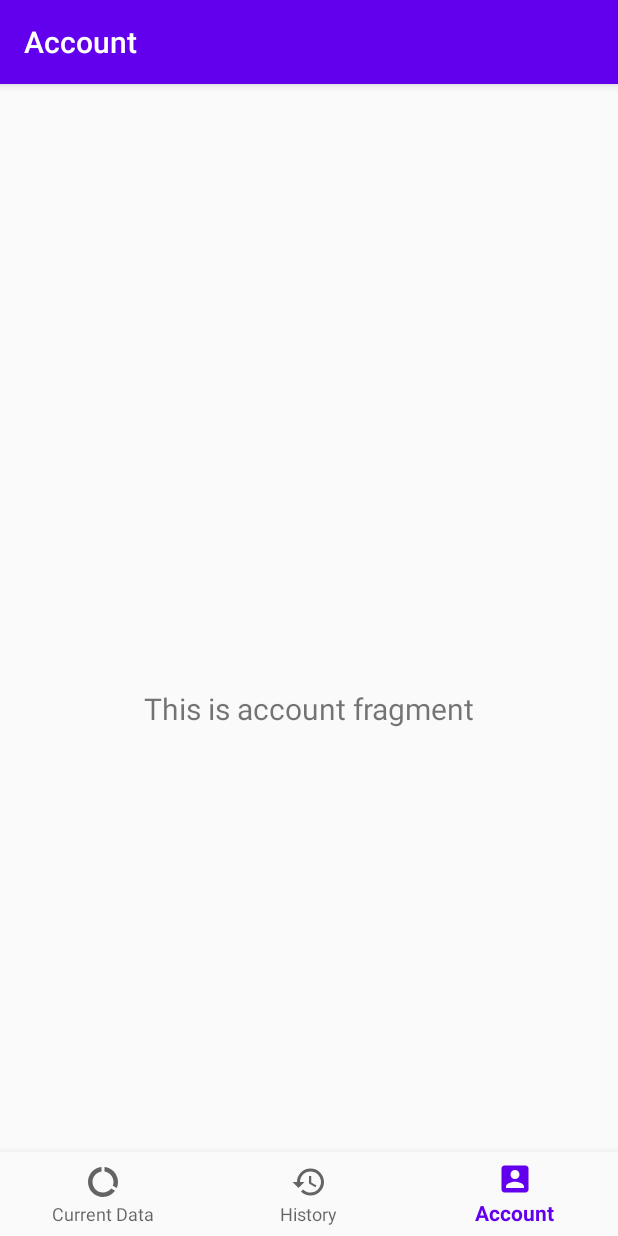
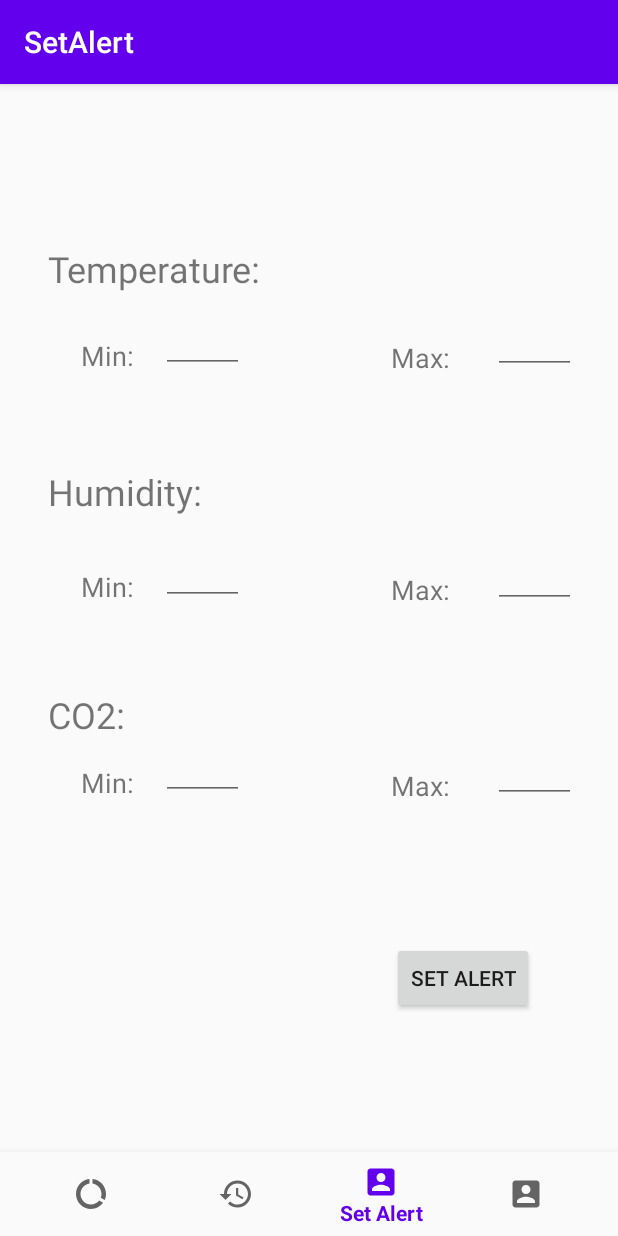
Before and after one commit to etlimss/SEP4Android, an Android app: the MainActivity screen opened directly, with no data from a screen before it, item 3 of the bottom bar chosen, on a phone screen of 412 x 824 dp. Run offline under Robolectric (Android 15) with nearby library versions, the phone set to English and light mode, and no system bars; our stand-ins replace data binding, navigation-ui; 2 statements that could not run were skipped.

Commit message:
Add set alter model

```diff
--- a/app/build.gradle
+++ b/app/build.gradle
@@ -36,6 +36,7 @@ dependencies {
     implementation 'androidx.lifecycle:lifecycle-livedata-ktx:2.2.0'
     implementation 'androidx.lifecycle:lifecycle-viewmodel-ktx:2.2.0'
     implementation 'androidx.navigation:navigation-runtime:2.2.2'
+    implementation 'androidx.legacy:legacy-support-v4:1.0.0'
     testImplementation 'junit:junit:4.12'
     androidTestImplementation 'androidx.test.ext:junit:1.1.2'
     androidTestImplementation 'androidx.test.espresso:espresso-core:3.3.0'
--- a/app/src/main/java/com/example/sep4android/client/view/MainActivity.java
+++ b/app/src/main/java/com/example/sep4android/client/view/MainActivity.java
@@ -21,7 +21,7 @@ public class MainActivity extends AppCompatActivity {
         // Passing each menu ID as a set of Ids because each
         // menu should be considered as top level destinations.
         AppBarConfiguration appBarConfiguration = new AppBarConfiguration.Builder(
-                R.id.navigation_CurrentData, R.id.navigation_History, R.id.navigation_Account)
+                R.id.navigation_CurrentData, R.id.navigation_History, R.id.navigation_Account,R.id.navigation_SetAlert)
                 .build();
         NavController navController = Navigation.findNavController(this, R.id.nav_host_fragment);
         NavigationUI.setupActionBarWithNavController(this, navController, appBarConfiguration);
--- /dev/null
+++ b/app/src/main/java/com/example/sep4android/client/view/SetAlertFragment.java
@@ -0,0 +1,36 @@
+package com.example.sep4android.client.view;
+
+import android.os.Bundle;
+
+import androidx.annotation.NonNull;
+import androidx.databinding.DataBindingUtil;
+import androidx.fragment.app.Fragment;
+import androidx.lifecycle.ViewModelProvider;
+
+import android.view.LayoutInflater;
+import android.view.View;
+import android.view.ViewGroup;
+
+import com.example.sep4android.R;
+import com.example.sep4android.client.viewModel.SetAlertViewModel;
+import com.example.sep4android.databinding.FragmentSetAlertBinding;
+
+
+public class SetAlertFragment extends Fragment {
+    private SetAlertViewModel setAlertViewModel;
+    private FragmentSetAlertBinding binding;
+
+
+    public View onCreateView(@NonNull LayoutInflater inflater,
+                             ViewGroup container, Bundle savedInstanceState) {
+        setAlertViewModel = new ViewModelProvider(this).get(SetAlertViewModel.class);
+        binding= DataBindingUtil.inflate(inflater, R.layout.fragment_set_alert, container, false);
+        View root= binding.getRoot();
+
+
+        return root;
+    }
+
+
+
+}
--- /dev/null
+++ b/app/src/main/java/com/example/sep4android/client/viewModel/SetAlertViewModel.java
@@ -0,0 +1,12 @@
+package com.example.sep4android.client.viewModel;
+
+import android.app.Application;
+
+import androidx.annotation.NonNull;
+import androidx.lifecycle.AndroidViewModel;
+
+public class SetAlertViewModel extends AndroidViewModel {
+    public SetAlertViewModel(@NonNull Application application) {
+        super(application);
+    }
+}
--- /dev/null
+++ b/app/src/main/res/layout/fragment_set_alert.xml
@@ -0,0 +1,227 @@
+<?xml version="1.0" encoding="utf-8"?>
+<layout xmlns:android="http://schemas.android.com/apk/res/android"
+    xmlns:app="http://schemas.android.com/apk/res-auto"
+    xmlns:tools="http://schemas.android.com/tools">
+
+    <data>
+        <variable
+            name="sealertviewmodl"
+            type="com.example.sep4android.client.viewModel.SetAlertViewModel" />
+    </data>
+
+
+    <androidx.constraintlayout.widget.ConstraintLayout
+        android:layout_width="match_parent"
+        android:layout_height="match_parent"
+        app:layout_constraintBottom_toTopOf="@+id/textView7"
+        app:layout_constraintTop_toTopOf="@+id/textView7">
+
+
+        <TextView
+            android:id="@+id/textView13"
+            android:layout_width="wrap_content"
+            android:layout_height="wrap_content"
+            android:text="Min:"
+            android:textSize="18sp"
+            app:layout_constraintBottom_toBottomOf="parent"
+            app:layout_constraintEnd_toEndOf="parent"
+            app:layout_constraintHorizontal_bias="0.143"
+            app:layout_constraintStart_toStartOf="parent"
+            app:layout_constraintTop_toTopOf="parent"
+            app:layout_constraintVertical_bias="0.578" />
+
+        <TextView
+            android:id="@+id/textView11"
+            android:layout_width="wrap_content"
+            android:layout_height="wrap_content"
+            android:text="Min:"
+            android:textSize="18sp"
+            app:layout_constraintBottom_toBottomOf="parent"
+            app:layout_constraintEnd_toEndOf="parent"
+            app:layout_constraintHorizontal_bias="0.143"
+            app:layout_constraintStart_toStartOf="parent"
+            app:layout_constraintTop_toTopOf="parent"
+            app:layout_constraintVertical_bias="0.388" />
+
+        <TextView
+            android:id="@+id/textView5"
+            android:layout_width="wrap_content"
+            android:layout_height="wrap_content"
+            android:text="Temperature:"
+            android:textSize="24sp"
+            app:layout_constraintBottom_toBottomOf="parent"
+            app:layout_constraintEnd_toEndOf="parent"
+            app:layout_constraintHorizontal_bias="0.118"
+            app:layout_constraintStart_toStartOf="parent"
+            app:layout_constraintTop_toTopOf="parent"
+            app:layout_constraintVertical_bias="0.075" />
+
+        <TextView
+            android:id="@+id/textView6"
+            android:layout_width="wrap_content"
+            android:layout_height="wrap_content"
+            android:text="Humidity:"
+            android:textSize="24sp"
+            app:layout_constraintBottom_toBottomOf="parent"
+            app:layout_constraintEnd_toEndOf="parent"
+            app:layout_constraintHorizontal_bias="0.103"
+            app:layout_constraintStart_toStartOf="parent"
+            app:layout_constraintTop_toTopOf="parent"
+            app:layout_constraintVertical_bias="0.293" />
+
+        <TextView
+            android:id="@+id/textView7"
+            android:layout_width="wrap_content"
+            android:layout_height="wrap_content"
+            android:text="CO2:"
+            android:textSize="24sp"
+            app:layout_constraintBottom_toBottomOf="parent"
+            app:layout_constraintEnd_toEndOf="parent"
+            app:layout_constraintHorizontal_bias="0.088"
+            app:layout_constraintStart_toStartOf="parent"
+            app:layout_constraintTop_toTopOf="parent"
+            app:layout_constraintVertical_bias="0.512" />
+
+        <TextView
+            android:id="@+id/textView8"
+            android:layout_width="wrap_content"
+            android:layout_height="wrap_content"
+            android:text="Min:"
+            android:textSize="18sp"
+            app:layout_constraintBottom_toBottomOf="parent"
+            app:layout_constraintEnd_toEndOf="parent"
+            app:layout_constraintHorizontal_bias="0.143"
+            app:layout_constraintStart_toStartOf="parent"
+            app:layout_constraintTop_toTopOf="parent"
+            app:layout_constraintVertical_bias="0.164" />
+
+        <TextView
+            android:id="@+id/TextView12"
+            android:layout_width="wrap_content"
+            android:layout_height="wrap_content"
+            android:text="Max:"
+            android:textSize="18sp"
+            app:layout_constraintBottom_toBottomOf="parent"
+            app:layout_constraintEnd_toEndOf="parent"
+            app:layout_constraintHorizontal_bias="0.699"
+            app:layout_constraintStart_toStartOf="parent"
+            app:layout_constraintTop_toTopOf="parent"
+            app:layout_constraintVertical_bias="0.166" />
+
+        <TextView
+            android:id="@+id/TextView15"
+            android:layout_width="wrap_content"
+            android:layout_height="wrap_content"
+            android:text="Max:"
+            android:textSize="18sp"
+            app:layout_constraintBottom_toBottomOf="parent"
+            app:layout_constraintEnd_toEndOf="parent"
+            app:layout_constraintHorizontal_bias="0.699"
+            app:layout_constraintStart_toStartOf="parent"
+            app:layout_constraintTop_toTopOf="parent"
+            app:layout_constraintVertical_bias="0.391" />
+
+        <EditText
+            android:id="@+id/CO2Min"
+            android:layout_width="55dp"
+            android:layout_height="22dp"
+            android:ems="10"
+            android:inputType="textPersonName"
+            app:layout_constraintBottom_toBottomOf="parent"
+            app:layout_constraintEnd_toEndOf="parent"
+            app:layout_constraintHorizontal_bias="0.3"
+            app:layout_constraintStart_toStartOf="parent"
+            app:layout_constraintTop_toTopOf="parent"
+            app:layout_constraintVertical_bias="0.579" />
+
+        <EditText
+            android:id="@+id/CO2Max"
+            android:layout_width="55dp"
+            android:layout_height="22dp"
+            android:ems="10"
+            android:inputType="textPersonName"
+            app:layout_constraintBottom_toBottomOf="parent"
+            app:layout_constraintEnd_toEndOf="parent"
+            app:layout_constraintHorizontal_bias="0.921"
+            app:layout_constraintStart_toStartOf="parent"
+            app:layout_constraintTop_toTopOf="parent"
+            app:layout_constraintVertical_bias="0.582" />
+
+        <TextView
+            android:id="@+id/TextView14"
+            android:layout_width="wrap_content"
+            android:layout_height="wrap_content"
+            android:text="Max:"
+            android:textSize="18sp"
+            app:layout_constraintBottom_toBottomOf="parent"
+            app:layout_constraintEnd_toEndOf="parent"
+            app:layout_constraintHorizontal_bias="0.699"
+            app:layout_constraintStart_toStartOf="parent"
+            app:layout_constraintTop_toTopOf="parent"
+            app:layout_constraintVertical_bias="0.581" />
+
+        <EditText
+            android:id="@+id/TemperatureMin"
+            android:layout_width="55dp"
+            android:layout_height="22dp"
+            android:ems="10"
+            android:inputType="textPersonName"
+            app:layout_constraintBottom_toBottomOf="parent"
+            app:layout_constraintEnd_toEndOf="parent"
+            app:layout_constraintHorizontal_bias="0.3"
+            app:layout_constraintStart_toStartOf="parent"
+            app:layout_constraintTop_toTopOf="parent"
+            app:layout_constraintVertical_bias="0.166" />
+
+        <EditText
+            android:id="@+id/TemperatureMax"
+            android:layout_width="55dp"
+            android:layout_height="22dp"
+            android:ems="10"
+            android:inputType="textPersonName"
+            app:layout_constraintBottom_toBottomOf="parent"
+            app:layout_constraintEnd_toEndOf="parent"
+            app:layout_constraintHorizontal_bias="0.921"
+            app:layout_constraintStart_toStartOf="parent"
+            app:layout_constraintTop_toTopOf="parent"
+            app:layout_constraintVertical_bias="0.167" />
+
+        <EditText
+            android:id="@+id/HumidityMin"
+            android:layout_width="55dp"
+            android:layout_height="22dp"
+            android:ems="10"
+            android:inputType="textPersonName"
+            app:layout_constraintBottom_toBottomOf="parent"
+            app:layout_constraintEnd_toEndOf="parent"
+            app:layout_constraintHorizontal_bias="0.3"
+            app:layout_constraintStart_toStartOf="parent"
+            app:layout_constraintTop_toTopOf="parent"
+            app:layout_constraintVertical_bias="0.39" />
+
+        <EditText
+            android:id="@+id/HumidityMax"
+            android:layout_width="55dp"
+            android:layout_height="22dp"
+            android:ems="10"
+            android:inputType="textPersonName"
+            app:layout_constraintBottom_toBottomOf="parent"
+            app:layout_constraintEnd_toEndOf="parent"
+            app:layout_constraintHorizontal_bias="0.921"
+            app:layout_constraintStart_toStartOf="parent"
+            app:layout_constraintTop_toTopOf="parent"
+            app:layout_constraintVertical_bias="0.393" />
+
+        <Button
+            android:id="@+id/SetAlert"
+            android:layout_width="wrap_content"
+            android:layout_height="wrap_content"
+            android:text="Set Alert"
+            app:layout_constraintBottom_toBottomOf="parent"
+            app:layout_constraintEnd_toEndOf="parent"
+            app:layout_constraintHorizontal_bias="0.823"
+            app:layout_constraintStart_toStartOf="parent"
+            app:layout_constraintTop_toTopOf="parent"
+            app:layout_constraintVertical_bias="0.777" />
+    </androidx.constraintlayout.widget.ConstraintLayout>
+</layout>
--- a/app/src/main/res/menu/bottom_nav_menu.xml
+++ b/app/src/main/res/menu/bottom_nav_menu.xml
@@ -11,9 +11,15 @@
         android:icon="@drawable/ic_baseline_history_24"
         android:title="History" />
 
+
+    <item
+        android:id="@+id/navigation_SetAlert"
+        android:icon="@drawable/ic_baseline_account_box_24"
+        android:title="Set Alert" />
     <item
         android:id="@+id/navigation_Account"
         android:icon="@drawable/ic_baseline_account_box_24"
         android:title="Account" />
 
+
 </menu>
--- a/app/src/main/res/navigation/mobile_navigation.xml
+++ b/app/src/main/res/navigation/mobile_navigation.xml
@@ -17,6 +17,13 @@
         android:label="History"
         tools:layout="History" />
 
+
+    <fragment
+        android:id="@+id/navigation_SetAlert"
+        android:name="com.example.sep4android.client.view.SetAlertFragment"
+        android:label="SetAlert"
+        tools:layout="@layout/fragment_set_alert" />
+
     <fragment
         android:id="@+id/navigation_Account"
         android:name="com.example.sep4android.client.view.AccountFragment"
--- a/app/src/main/res/values/strings.xml
+++ b/app/src/main/res/values/strings.xml
@@ -4,4 +4,6 @@
     <string name="title_home">Home</string>
     <string name="title_dashboard">Dashboard</string>
     <string name="title_notifications">Notifications</string>
+    <!-- TODO: Remove or change this placeholder text -->
+    <string name="hello_blank_fragment">Hello blank fragment</string>
 </resources>
```
